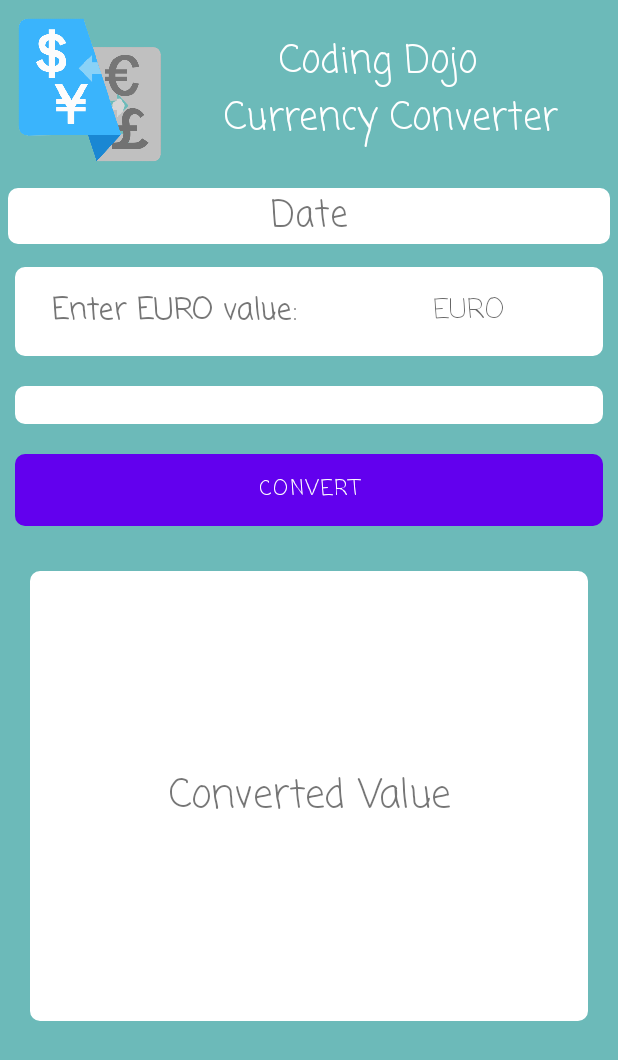
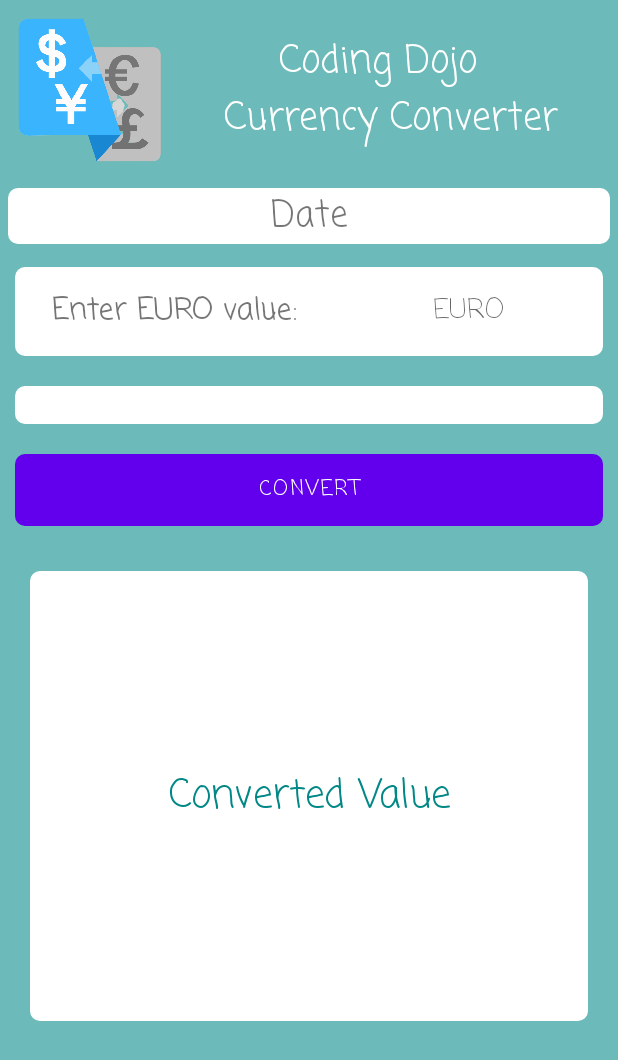
Before and after one commit to Latifa881/JSON-App, an Android app: the screen it shows after launch (MainActivity), after a tap on "CONVERT", on a phone screen of 412 x 824 dp. Shown: the top 1060 px of the screen. Run offline under Robolectric (Android 15) with nearby library versions, the phone set to English and light mode, and no system bars; 4 statements that could not run were skipped.

Commit message:
Singleton Practice (Optional).

```diff
--- a/app/src/main/java/com/example/jsonapp/APIClient.kt
+++ b/app/src/main/java/com/example/jsonapp/APIClient.kt
@@ -6,7 +6,7 @@ import okhttp3.logging.HttpLoggingInterceptor
 import retrofit2.Retrofit
 import retrofit2.converter.gson.GsonConverterFactory
 
-class APIClient {
+object APIClient {
     private var retrofit: Retrofit? = null
 
     fun getClient(): Retrofit? {
--- a/app/src/main/java/com/example/jsonapp/MainActivity.kt
+++ b/app/src/main/java/com/example/jsonapp/MainActivity.kt
@@ -63,7 +63,8 @@ class MainActivity : AppCompatActivity() {
 
 
         btConvert.setOnClickListener {
-            val apiInterface = APIClient().getClient()?.create(APIInterface::class.java)
+            val apiInterface = APIClient.getClient()?.create(APIInterface::class.java)
+
             if (apiInterface != null) {
 
             apiInterface.doGetListResources()?.enqueue(object : Callback<CurrencyCountriesDetails?> {
--- a/app/src/main/res/layout/activity_main.xml
+++ b/app/src/main/res/layout/activity_main.xml
@@ -112,6 +112,7 @@
         android:layout_margin="20dp"
         android:background="@drawable/round_button"
         android:text="Converted Value"
+        android:textColor="@color/teal_700"
         android:textSize="26dp"
         android:gravity="center"
     />
```
